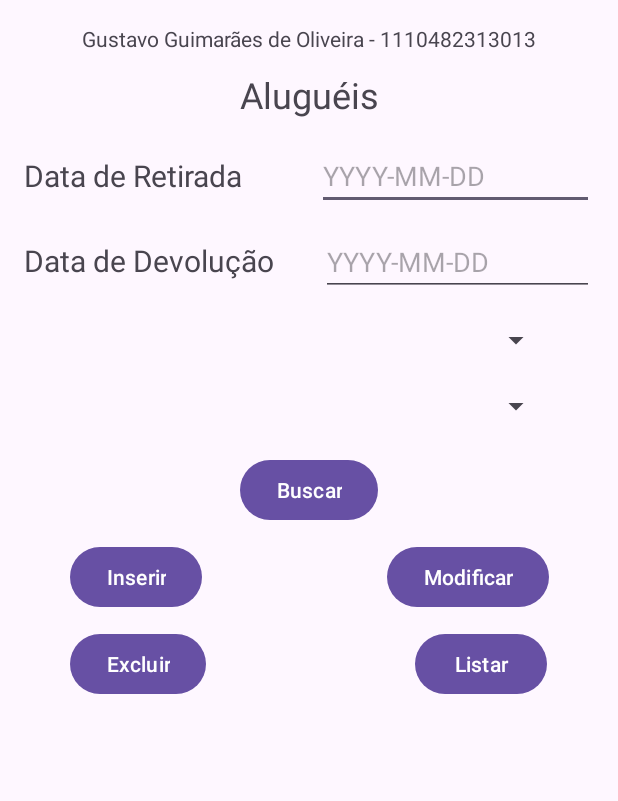
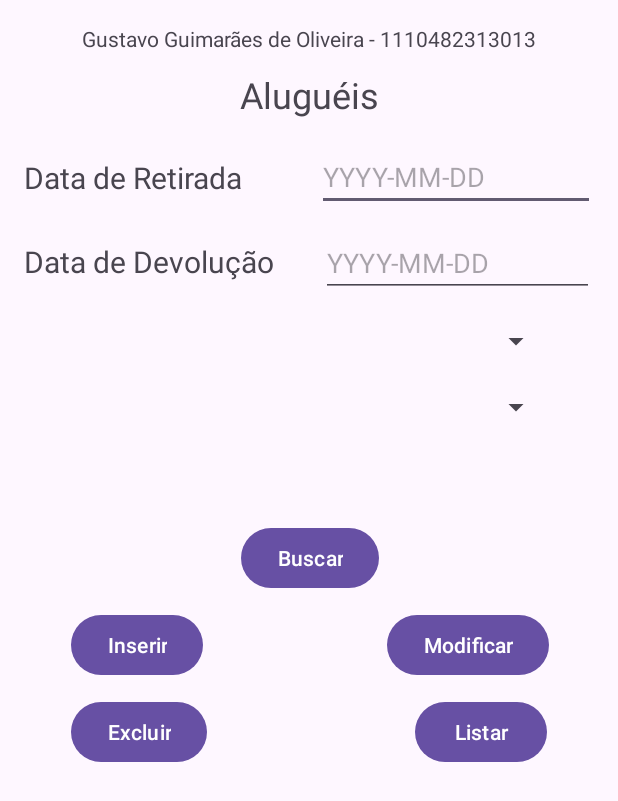
Before and after one commit to guimafatec/Atividade14_01, an Android app: the layout fragment_alugueis.xml on its own in the app's theme, with its tools: preview values and no code run, on a phone screen of 412 x 824 dp. Shown: the top 801 px of the screen. Run offline under Robolectric (Android 15) with nearby library versions, the phone set to English and light mode, and no system bars.

Commit message:
CRUD completo

```diff
--- a/app/src/main/java/br/edu/fateczl/atividade14_01/AlunosFragment.java
+++ b/app/src/main/java/br/edu/fateczl/atividade14_01/AlunosFragment.java
@@ -127,7 +127,6 @@ public class AlunosFragment extends Fragment {
         } catch (Exception e) {
             Toast.makeText(view.getContext(), e.getMessage(), Toast.LENGTH_LONG).show();
         }
-        limpaCampos();
     }
 
     private void preencheCampos(Aluno aluno) {
--- a/app/src/main/java/br/edu/fateczl/atividade14_01/ExemplaresFragment.java
+++ b/app/src/main/java/br/edu/fateczl/atividade14_01/ExemplaresFragment.java
@@ -174,14 +174,14 @@ public class ExemplaresFragment extends Fragment {
             int codigo = Integer.parseInt(codigoExemplarStr.isEmpty() ? "0" : codigoExemplarStr);
             livro.setCodigo(codigo);
             livro = livroCtrl.buscar(livro);
-            if (livro.getNome() != null) {
+            if (livro != null) {
                 preencheCampos(livro);
             } else{
                 Revista revista = new Revista();
                 revista.setCodigo(codigo);
                 limpaCampos();
                 revista = revistaCtrl.buscar(revista);
-                if (revista.getNome() != null) {
+                if (revista != null) {
                     preencheCampos(revista);
                 } else {
                     Toast.makeText(view.getContext(), "Exemplar não foi encontrado", Toast.LENGTH_LONG).show();
--- a/app/src/main/java/br/edu/fateczl/atividade14_01/persistence/LivroDao.java
+++ b/app/src/main/java/br/edu/fateczl/atividade14_01/persistence/LivroDao.java
@@ -76,8 +76,12 @@ public class LivroDao implements ICRUDDao<Livro>, ILivroDao {
             livro.setQtdPaginas(cursor.getInt(cursor.getColumnIndex("qtd_paginas")));
             livro.setIsbn(cursor.getString(cursor.getColumnIndex("isbn")));
             livro.setEdicao(cursor.getInt(cursor.getColumnIndex("edicao")));
+            System.out.println("LivroDao: " + livro);
         }
         cursor.close();
+        if (livro.getNome() == null) {
+            return null;
+        }
         return livro;
     }
 
--- a/app/src/main/java/br/edu/fateczl/atividade14_01/persistence/RevistaDao.java
+++ b/app/src/main/java/br/edu/fateczl/atividade14_01/persistence/RevistaDao.java
@@ -79,6 +79,9 @@ public class RevistaDao implements ICRUDDao<Revista>, IRevistaDao {
         }
         System.out.println("REVISTA" + revista.toString());
         cursor.close();
+        if (revista.getNome() == null) {
+            return null;
+        }
         return revista;
     }
 
--- a/app/src/main/res/layout/fragment_alugueis.xml
+++ b/app/src/main/res/layout/fragment_alugueis.xml
@@ -32,8 +32,8 @@
         android:id="@+id/etDtRetirada"
         android:layout_width="0dp"
         android:layout_height="wrap_content"
-        android:layout_marginTop="15dp"
-        android:layout_marginEnd="16dp"
+        android:layout_marginTop="16dp"
+        android:layout_marginEnd="15dp"
         android:ems="10"
         android:hint="@string/date_format"
         android:inputType="text"
@@ -46,7 +46,7 @@
         android:layout_width="wrap_content"
         android:layout_height="wrap_content"
         android:layout_marginStart="16dp"
-        android:layout_marginTop="24dp"
+        android:layout_marginTop="25dp"
         android:layout_marginEnd="49dp"
         android:text="@string/tv_dtRetirada"
         android:textSize="20sp"
@@ -115,12 +115,14 @@
         android:layout_width="wrap_content"
         android:layout_height="wrap_content"
         android:layout_marginStart="44dp"
-        android:layout_marginTop="78dp"
+        android:layout_marginTop="324dp"
         android:layout_marginEnd="44dp"
+        android:layout_marginBottom="324dp"
         android:text="@string/btn_modificarAluno"
+        app:layout_constraintBottom_toBottomOf="parent"
         app:layout_constraintEnd_toEndOf="parent"
         app:layout_constraintStart_toStartOf="@+id/etDtRetirada"
-        app:layout_constraintTop_toBottomOf="@+id/spExemplar" />
+        app:layout_constraintTop_toBottomOf="@+id/tvRaName" />
 
     <Button
         android:id="@+id/btnInserirAluguel"
@@ -146,7 +148,7 @@
         android:id="@+id/btnBuscarAluguel"
         android:layout_width="wrap_content"
         android:layout_height="wrap_content"
-        android:layout_marginEnd="6dp"
+        android:layout_marginEnd="5dp"
         android:layout_marginBottom="10dp"
         android:text="@string/btn_buscarAluguel"
         app:layout_constraintBottom_toTopOf="@+id/btnModificarAluguel"
@@ -156,14 +158,15 @@
         android:id="@+id/tvListarAlugueis"
         android:layout_width="0dp"
         android:layout_height="0dp"
-        android:layout_marginStart="44dp"
+        android:layout_marginStart="25dp"
         android:layout_marginTop="22dp"
-        android:layout_marginEnd="44dp"
+        android:layout_marginEnd="25dp"
         android:layout_marginBottom="26dp"
         android:scrollbars="vertical"
+        android:textSize="10sp"
         app:layout_constraintBottom_toBottomOf="parent"
         app:layout_constraintEnd_toEndOf="parent"
         app:layout_constraintStart_toStartOf="parent"
-        app:layout_constraintTop_toBottomOf="@+id/btnExcluirAluguel" />
+        app:layout_constraintTop_toBottomOf="@+id/btnListarAluguel" />
 
 </androidx.constraintlayout.widget.ConstraintLayout>
```
Also changed, not shown: app/src/main/java/br/edu/fateczl/atividade14_01/AlugueisFragment.java (+33 -20 lines), app/src/main/java/br/edu/fateczl/atividade14_01/persistence/AluguelDao.java (+23 -22 lines).
